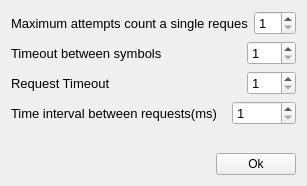
Before: the Qt Designer form AirCoolControll/AirCoolControll/PreferencesWindow.ui in ComEngineering/AirCoolControl_Desktop, drawn with Qt 5.
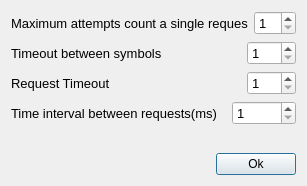
After: the same form once the commit is applied. Icons and pictures are not drawn.

Patch:
```diff
--- a/AirCoolControll/AirCoolControll/PreferencesWindow.ui
+++ b/AirCoolControll/AirCoolControll/PreferencesWindow.ui
@@ -1,7 +1,7 @@
 <?xml version="1.0" encoding="UTF-8"?>
 <ui version="4.0">
  <class>PreferencesWindow</class>
- <widget class="QWidget" name="PreferencesWindow">
+ <widget class="QDialog" name="PreferencesWindow">
   <property name="windowModality">
    <enum>Qt::ApplicationModal</enum>
   </property>
@@ -32,7 +32,7 @@
    <string>Preferences</string>
   </property>
   <property name="autoFillBackground">
-   <bool>false</bool>
+   <bool>true</bool>
   </property>
   <property name="inputMethodHints">
    <set>Qt::ImhNone</set>
```
Left out of the diff: 16 changed lines with no effect on the pictures.
